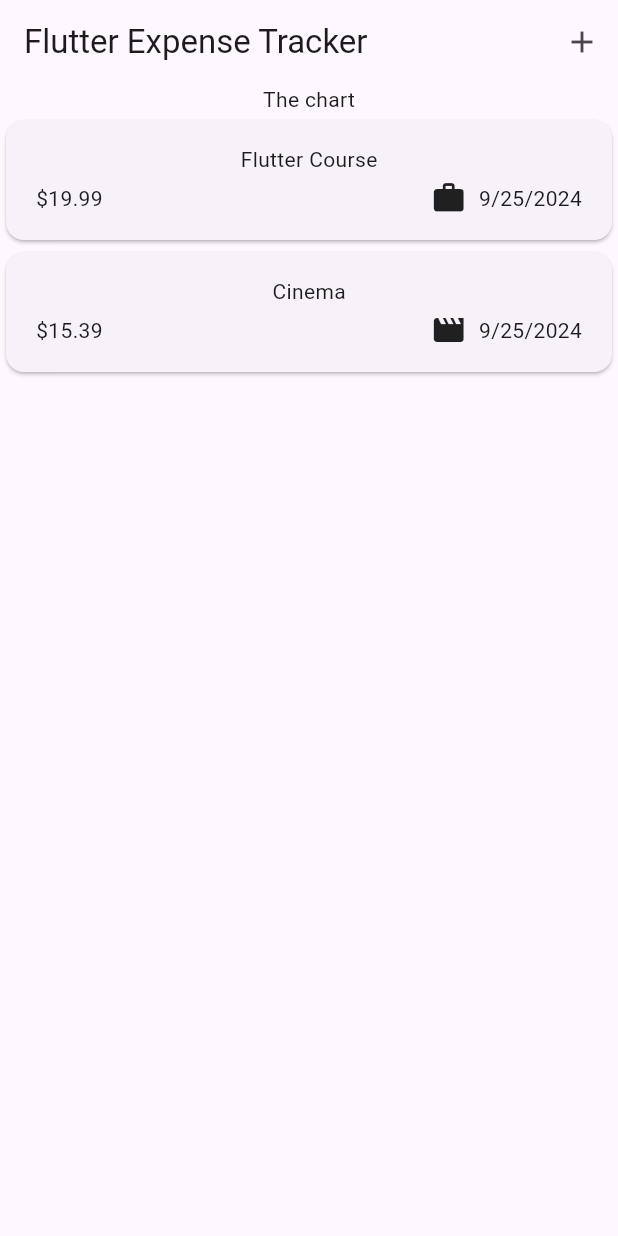
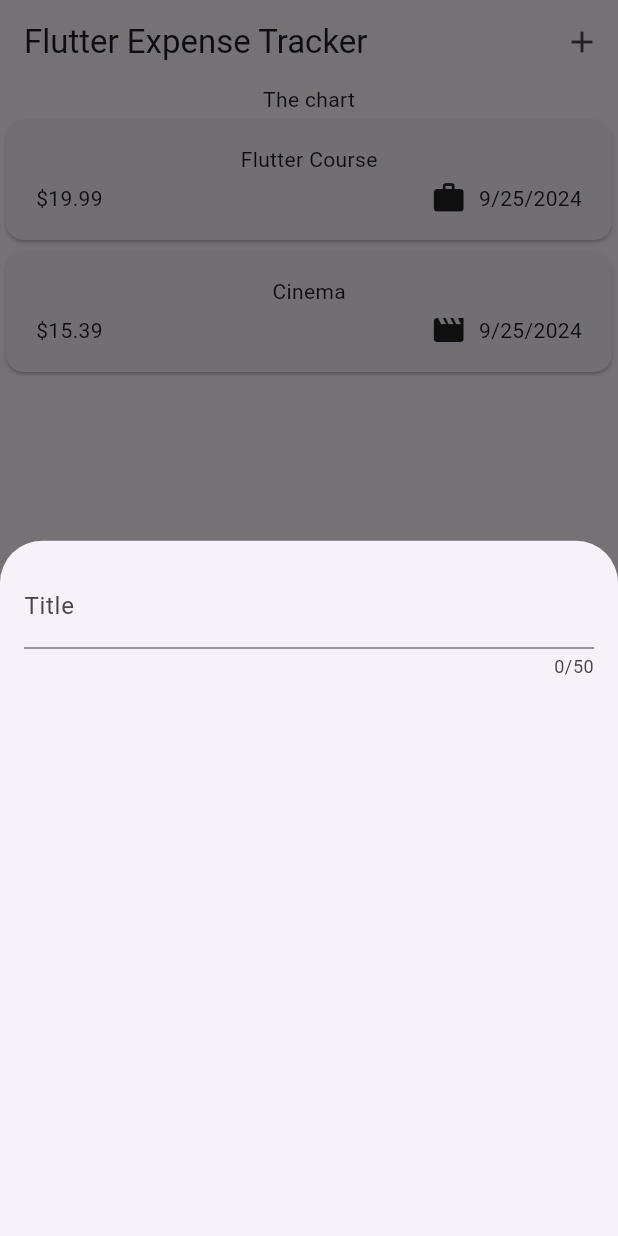
Before and after one commit to wendyccccc/expense_tracker, a Flutter app: the screen it shows after launch, after a tap on the "add" icon, on a phone screen of 412 x 824 dp. Run offline on Flutter 3.47's test engine with Material 3 defaults, Android fonts, the phone set to English and light mode, and no system bars.

Commit message:
108. 新增form

```diff
--- a/lib/widgets/expenses.dart
+++ b/lib/widgets/expenses.dart
@@ -1,3 +1,4 @@
+import 'package:expense_tracker/widgets/new_expense.dart';
 import 'package:flutter/material.dart';
 import 'package:expense_tracker/model/expense.dart';
 import 'package:expense_tracker/widgets/expenses_list/expenses_list.dart';
@@ -27,6 +28,13 @@ class _ExpensesState extends State<Expenses> {
     ),
   ];
 
+  void _openAddExpenseOverlay() {
+    showModalBottomSheet(
+      context: context,
+      builder: (ctx) => const NewExpense(),
+    );
+  }
+
   @override
   Widget build(BuildContext context) {
     return Scaffold(
@@ -34,7 +42,7 @@ class _ExpensesState extends State<Expenses> {
         title: const Text('Flutter Expense Tracker'),
         actions: [
           IconButton(
-            onPressed: () {},
+            onPressed: _openAddExpenseOverlay,
             icon: const Icon(Icons.add),
           ),
         ],
--- /dev/null
+++ b/lib/widgets/new_expense.dart
@@ -0,0 +1,26 @@
+import 'package:flutter/material.dart';
+
+class NewExpense extends StatefulWidget {
+  const NewExpense({super.key});
+  @override
+  State<NewExpense> createState() {
+    return _NewExpenseState();
+  }
+}
+
+class _NewExpenseState extends State<NewExpense> {
+  @override
+  Widget build(BuildContext context) {
+    return const Padding(
+      padding: EdgeInsets.all(16),
+      child: Column(
+        children: [
+          TextField(
+            maxLength: 50,
+            decoration: InputDecoration(label: Text('Title')),
+          ),
+        ],
+      ),
+    );
+  }
+}
```
